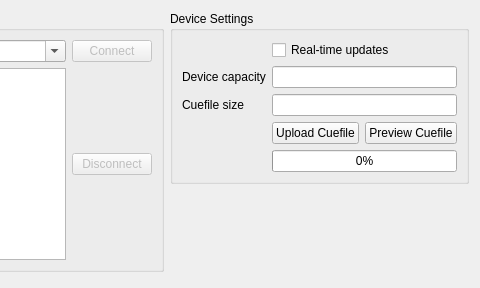
8bitbuddhist/PixelMaestro-Studio, file src/widget/devicecontrolwidget.ui: the form before one commit; both pictures show x 208 to 688 and y 0 to 288 of the 688 by 288 pixel window.
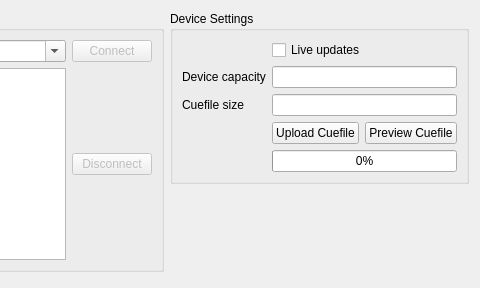
The form after the commit.

What changed in the file:
```diff
--- a/src/widget/devicecontrolwidget.ui
+++ b/src/widget/devicecontrolwidget.ui
@@ -60,7 +60,7 @@
          <string>Updates the device as soon as the action is performed.</string>
         </property>
         <property name="text">
-         <string>Real-time updates</string>
+         <string>Live updates</string>
         </property>
        </widget>
       </item>
```
